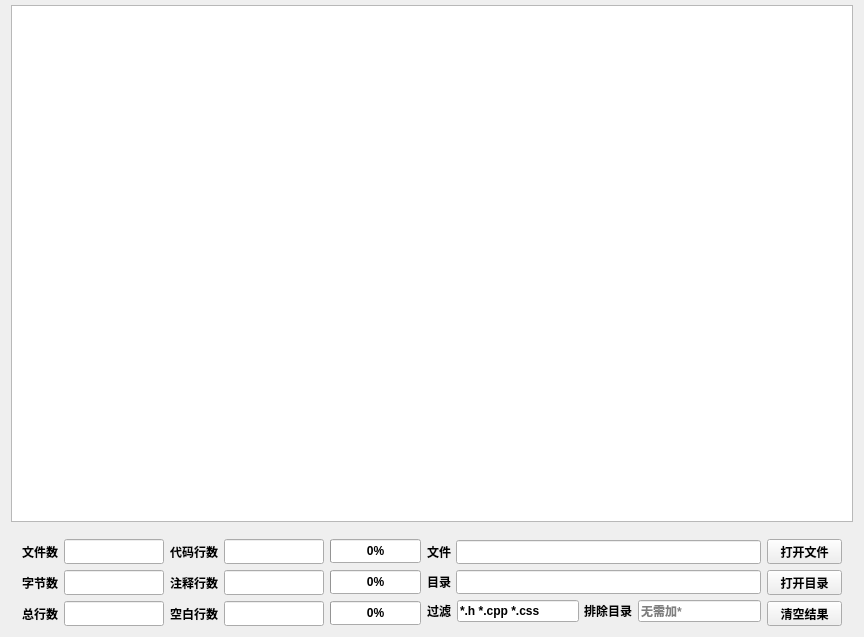
First picture: the form in CountCode.ui, repository a-mo-xi-wei/CodeCountTool, before the edit.
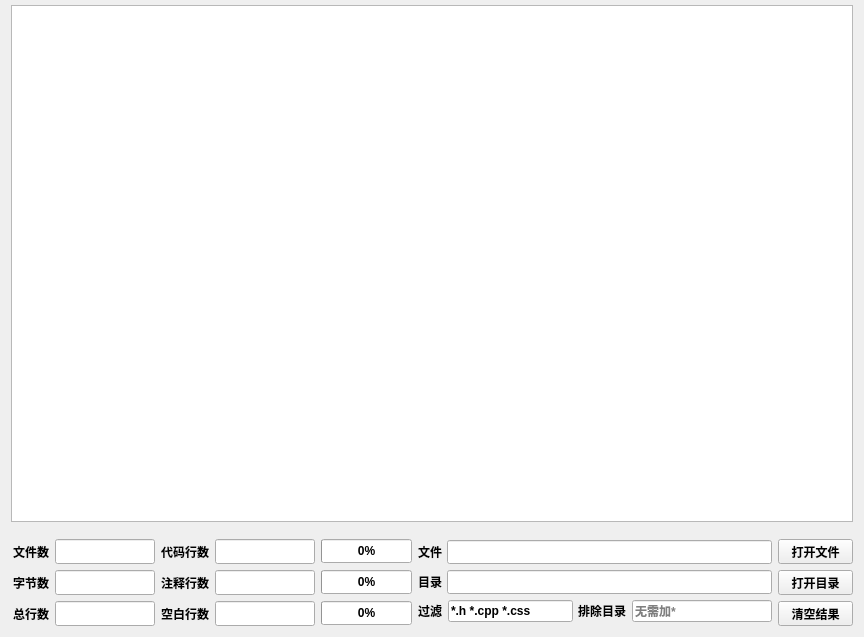
Second picture: the form after the edit. Icons and pictures are not drawn. Custom widgets are drawn as their Qt base class.

Commit message: 调节间距

The edit to the form file:
```diff
--- a/CountCode.ui
+++ b/CountCode.ui
@@ -28,6 +28,12 @@
    <item>
     <widget class="QWidget" name="widget" native="true">
      <layout class="QHBoxLayout" name="horizontalLayout_3">
+      <property name="leftMargin">
+       <number>2</number>
+      </property>
+      <property name="rightMargin">
+       <number>0</number>
+      </property>
       <item>
        <layout class="QGridLayout" name="gridLayout">
         <item row="0" column="0">
```
Left out of the diff: 9 changed lines with no effect on the pictures.
